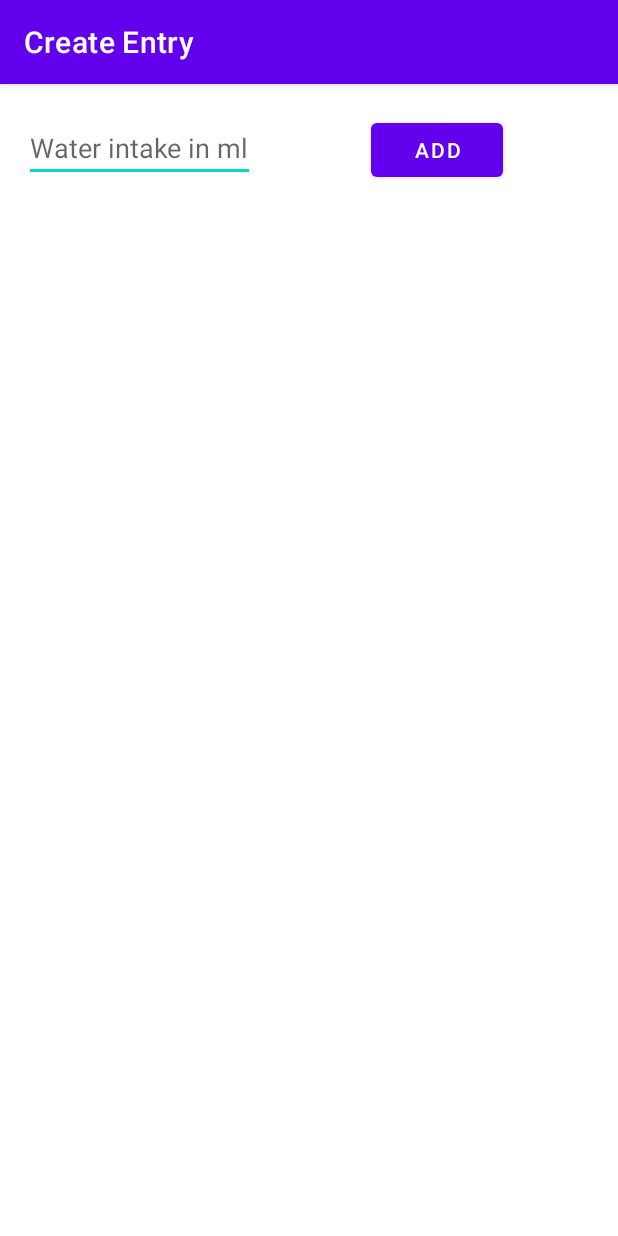
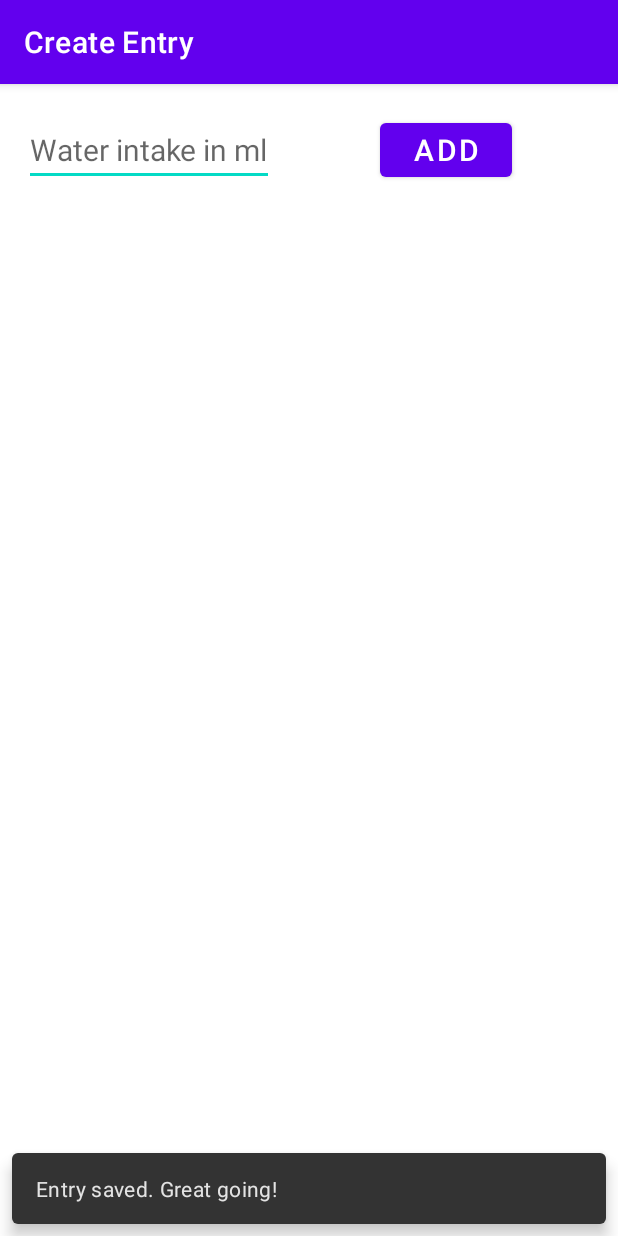
Before and after one commit to nitinbizsingh/android-testing, an Android app: the CreateEntryActivity screen opened directly, with no data from a screen before it, after a tap on "ADD", on a phone screen of 412 x 824 dp. Run offline under Robolectric (Android 15) with nearby library versions, the phone set to English and light mode, and no system bars; 1 statement that could not run was skipped.

Commit message:
-Minor changes

```diff
--- a/HydrateMe/app/src/main/java/com/example/hydrateme/CreateEntryActivity.kt
+++ b/HydrateMe/app/src/main/java/com/example/hydrateme/CreateEntryActivity.kt
@@ -1,11 +1,11 @@
 package com.example.hydrateme
 
-import android.content.Intent
 import androidx.appcompat.app.AppCompatActivity
 import android.os.Bundle
 import android.util.Log
 import android.view.View
 import android.widget.EditText
+import com.google.android.material.snackbar.Snackbar
 
 private const val TAG = "CreateEntryActivity"
 
@@ -19,7 +19,11 @@ class CreateEntryActivity : AppCompatActivity() {
         val addButton: View = findViewById(R.id.add_entry_button)
         val entryEditText: EditText = findViewById(R.id.intake_edit_text)
         addButton.setOnClickListener { view ->
-            Log.d(TAG, entryEditText.text.toString())
+            Snackbar.make(view, resources.getText(R.string.saved), Snackbar.LENGTH_LONG)
+                .show()
+
+            val intakeInMl = entryEditText.text.toString().toInt()
+            Log.d(TAG, intakeInMl.toString() + " ml")
         }
     }
 }
--- a/HydrateMe/app/src/main/res/layout/activity_create_entry.xml
+++ b/HydrateMe/app/src/main/res/layout/activity_create_entry.xml
@@ -8,6 +8,7 @@
 
     <EditText
         android:id="@+id/intake_edit_text"
+        android:textSize="20sp"
         android:layout_width="wrap_content"
         android:layout_height="wrap_content"
         android:layout_marginLeft="16dp"
@@ -15,16 +16,16 @@
         android:layout_weight="1"
         android:autofillHints="@string/add"
         android:hint="@string/create_entry_hint"
-        android:inputType="number"
+        android:inputType="text"
         app:layout_constraintLeft_toLeftOf="parent"
         app:layout_constraintTop_toTopOf="parent" />
 
     <Button
         android:id="@+id/add_entry_button"
+        android:textSize="20sp"
         android:layout_width="wrap_content"
         android:layout_height="wrap_content"
         android:layout_marginTop="20dp"
-        android:width="60dp"
         android:text="@string/add"
         app:layout_constraintLeft_toRightOf="@id/intake_edit_text"
         app:layout_constraintRight_toRightOf="parent"
--- a/HydrateMe/app/src/main/res/values/strings.xml
+++ b/HydrateMe/app/src/main/res/values/strings.xml
@@ -3,4 +3,5 @@
     <string name="create_entry">Create Entry</string>
     <string name="create_entry_hint">Water intake in ml</string>
     <string name="add">Add</string>
+    <string name="saved">Entry saved. Great going!</string>
 </resources>
```
